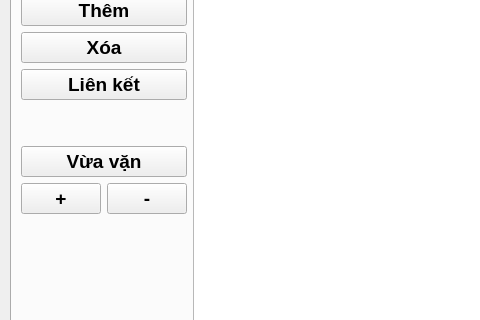
Old version of the form main.ui in the repository phn1712002/MTAK56_doAnTotNghiep; both pictures show x 0 to 480 and y 142 to 462 of the 800 by 640 pixel window.
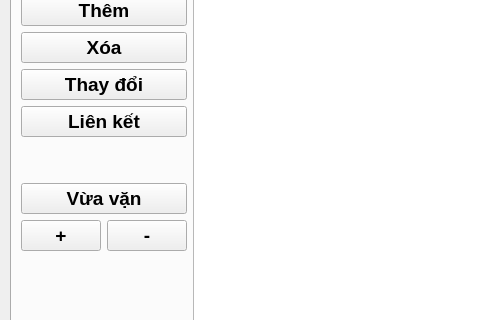
New version of the form. Icons and pictures are not drawn.

Commit message:
Add node modification feature and improve flowchart configuration
- Add "Thay đổi" button to UI for node modification
- Extend flowchart.json with info_text styling and rectangle padding
- Enhance NodeRectangle class to support name and probability attributes
- Update .clineignore to exclude chat_cline.md
- Add dynamic sizing for nodes based on content with padding
- Include child node tracking and success probability in NodeRectangle
- Add new .gitignore file to repository

What changed in the file:
```diff
--- a/main.ui
+++ b/main.ui
@@ -903,6 +903,19 @@
               </property>
              </widget>
             </item>
+            <item>
+             <widget class="QPushButton" name="btn_change_node">
+              <property name="font">
+               <font>
+                <pointsize>14</pointsize>
+                <bold>true</bold>
+               </font>
+              </property>
+              <property name="text">
+               <string>Thay đổi</string>
+              </property>
+             </widget>
+            </item>
             <item>
              <widget class="QPushButton" name="btn_con_node">
               <property name="font">
```
The commit also changes 6 other files.
